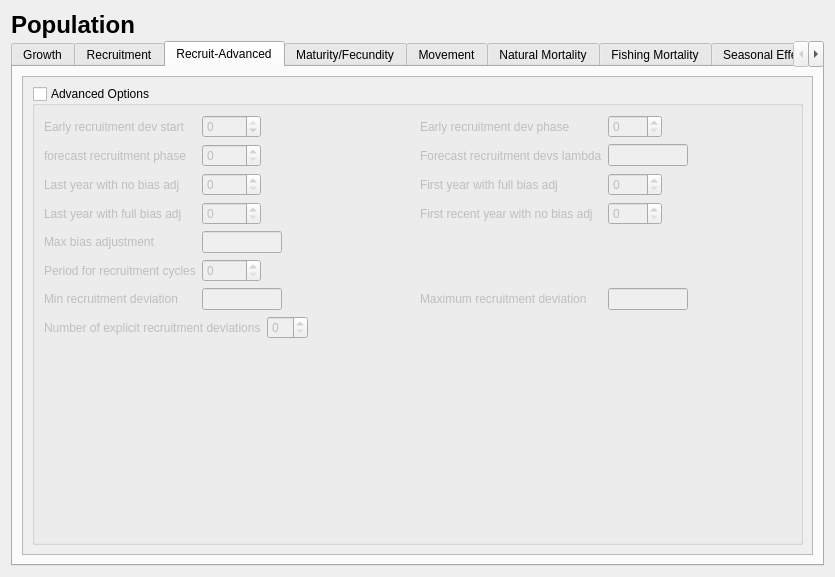
The window that src/population_widget.ui (nmfs-ost/ss3-ssi) describes before a commit, drawn with Qt 5.
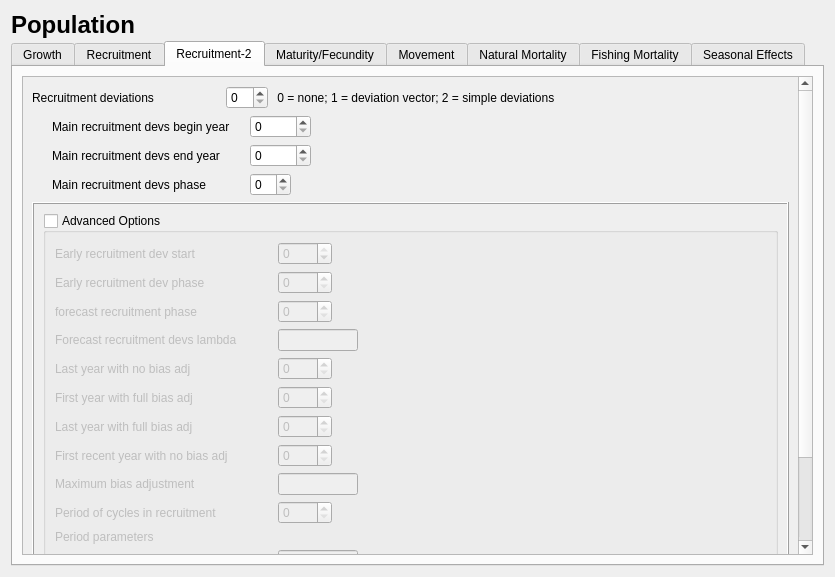
The same window after the commit. The open tabs and pages were chosen to show the change. Icons and pictures are not drawn.

Commit message: ver 3.3.10b New time-varying parameter model

```diff
--- a/src/population_widget.ui
+++ b/src/population_widget.ui
@@ -474,10 +474,10 @@
           <layout class="QVBoxLayout" name="verticalLayout_10">
            <item>
             <layout class="QGridLayout" name="gridLayout_recruitment">
-             <item row="9" column="0" colspan="2">
-              <widget class="QLabel" name="label_sr_do_recr_dev">
+             <item row="11" column="0">
+              <widget class="QLabel" name="label_recr_assigns">
                <property name="text">
-                <string>Do recruitment deviations</string>
+                <string>Settlement assignments</string>
                </property>
               </widget>
              </item>
@@ -513,14 +513,8 @@
                </property>
               </widget>
              </item>
-             <item row="9" column="2">
-              <widget class="QSpinBox" name="spinBox_sr_do_recr_dev"/>
-             </item>
-             <item row="2" column="2">
-              <widget class="QSpinBox" name="spinBox_recr_num_assigns"/>
-             </item>
-             <item row="8" column="8">
-              <spacer name="horizontalSpacer">
+             <item row="10" column="4">
+              <spacer name="horizontalSpacer_18">
                <property name="orientation">
                 <enum>Qt::Horizontal</enum>
                </property>
@@ -632,97 +626,20 @@
                </item>
               </widget>
              </item>
-             <item row="10" column="0" colspan="2">
-              <widget class="QLabel" name="label_sr_recr_dev_begin_yr">
+             <item row="7" column="2" colspan="3">
+              <widget class="QLabel" name="label_time_vary_info">
                <property name="text">
                 <string>Main recruitment devs begin year</string>
                </property>
               </widget>
              </item>
-             <item row="11" column="0" colspan="2">
-              <widget class="QLabel" name="label_sr_recr_dev_phase">
-               <property name="text">
-                <string>Main recruitment devs phase</string>
+             <item row="0" column="1" colspan="2">
+              <widget class="QRadioButton" name="radioButton_area">
+               <property name="enabled">
+                <bool>false</bool>
                </property>
-              </widget>
-             </item>
-             <item row="11" column="2" colspan="2">
-              <widget class="QSpinBox" name="spinBox_sr_recr_dev_phase"/>
-             </item>
-             <item row="2" column="4">
-              <spacer name="horizontalSpacer_recr1">
-               <property name="orientation">
-                <enum>Qt::Horizontal</enum>
-               </property>
-               <property name="sizeHint" stdset="0">
-                <size>
-                 <width>40</width>
-                 <height>20</height>
-                </size>
-               </property>
-              </spacer>
-             </item>
-             <item row="10" column="2" colspan="2">
-              <widget class="QSpinBox" name="spinBox_sr_recr_dev_begin_yr">
-               <property name="maximum">
-                <number>3000</number>
-               </property>
-              </widget>
-             </item>
-             <item row="8" column="5">
-              <widget class="QSpinBox" name="spinBox_sr_env_tgt"/>
-             </item>
-             <item row="10" column="4">
-              <widget class="QLabel" name="label_sr_recr_dev_end_yr">
                <property name="text">
-                <string>Main recruitment devs end year</string>
-               </property>
-              </widget>
-             </item>
-             <item row="10" column="5" colspan="2">
-              <widget class="QSpinBox" name="spinBox_sr_recr_dev_end_yr">
-               <property name="maximum">
-                <number>3000</number>
-               </property>
-              </widget>
-             </item>
-             <item row="13" column="0" colspan="2">
-              <widget class="QLabel" name="label_2">
-               <property name="text">
-                <string>Assignment Parameters</string>
-               </property>
-              </widget>
-             </item>
-             <item row="14" column="0" colspan="9">
-              <layout class="QVBoxLayout" name="verticalLayout_recr_params"/>
-             </item>
-             <item row="11" column="7">
-              <spacer name="horizontalSpacer_recr2">
-               <property name="orientation">
-                <enum>Qt::Horizontal</enum>
-               </property>
-               <property name="sizeHint" stdset="0">
-                <size>
-                 <width>40</width>
-                 <height>20</height>
-                </size>
-               </property>
-              </spacer>
-             </item>
-             <item row="12" column="0" colspan="2">
-              <widget class="QLabel" name="label_spwn_recr_time_vary_read">
-               <property name="text">
-                <string>Reading S/R time-vary parameters </string>
-               </property>
-              </widget>
-             </item>
-             <item row="12" column="2">
-              <widget class="QSpinBox" name="spinBox_spwn_recr_time_vary_read"/>
-             </item>
-             <item row="12" column="4" colspan="5">
-              <widget class="QLabel" name="label_3">
-               <property name="text">
-                <string>0 = auto-generate all, 1 = read all from file, 2 = auto-generate if min = -12345</string>
+                <string>Area</string>
                </property>
               </widget>
              </item>
@@ -749,7 +666,7 @@
      </widget>
      <widget class="QWidget" name="tab_recr_advanced">
       <attribute name="title">
-       <string>Recruit-Advanced</string>
+       <string>Recruitment-2</string>
       </attribute>
       <layout class="QVBoxLayout" name="verticalLayout_14">
        <item>
@@ -761,276 +678,390 @@
           <property name="geometry">
            <rect>
             <x>0</x>
-            <y>0</y>
-            <width>783</width>
-            <height>434</height>
+            <y>-147</y>
+            <width>762</width>
+            <height>634</height>
            </rect>
           </property>
-          <layout class="QVBoxLayout" name="verticalLayout_21">
+          <layout class="QVBoxLayout" name="verticalLayout_19">
            <item>
-            <widget class="QGroupBox" name="groupBox_recr_dev_adv_opt">
-             <property name="sizePolicy">
-              <sizepolicy hsizetype="Preferred" vsizetype="Preferred">
-               <horstretch>0</horstretch>
-               <verstretch>1</verstretch>
-              </sizepolicy>
+            <layout class="QGridLayout" name="gridLayout_5">
+             <item row="1" column="6">
+              <spacer name="horizontalSpacer_recr2">
+               <property name="orientation">
+                <enum>Qt::Horizontal</enum>
+               </property>
+               <property name="sizeHint" stdset="0">
+                <size>
+                 <width>40</width>
+                 <height>20</height>
+                </size>
+               </property>
+              </spacer>
+             </item>
+             <item row="2" column="0">
+              <widget class="QLabel" name="label_spacer">
+               <property name="text">
+                <string>    </string>
+               </property>
+              </widget>
+             </item>
+             <item row="0" column="0" colspan="2">
+              <widget class="QLabel" name="label_sr_do_recr_dev">
+               <property name="text">
+                <string>Recruitment deviations</string>
+               </property>
+              </widget>
+             </item>
+             <item row="1" column="3" colspan="3">
+              <widget class="QSpinBox" name="spinBox_sr_recr_dev_begin_yr">
+               <property name="maximum">
+                <number>3000</number>
+               </property>
+              </widget>
+             </item>
+             <item row="0" column="2" colspan="2">
+              <widget class="QSpinBox" name="spinBox_sr_do_recr_dev"/>
+             </item>
+             <item row="1" column="1" colspan="2">
+              <widget class="QLabel" name="label_sr_recr_dev_begin_yr">
+               <property name="text">
+                <string>Main recruitment devs begin year</string>
+               </property>
+              </widget>
+             </item>
+             <item row="2" column="3" colspan="3">
+              <widget class="QSpinBox" name="spinBox_sr_recr_dev_end_yr">
+               <property name="maximum">
+                <number>3000</number>
+               </property>
+              </widget>
+             </item>
+             <item row="3" column="1">
+              <widget class="QLabel" name="label_sr_recr_dev_phase">
+               <property name="text">
+                <string>Main recruitment devs phase</string>
+               </property>
+              </widget>
+             </item>
+             <item row="2" column="1">
+              <widget class="QLabel" name="label_sr_recr_dev_end_yr">
+               <property name="text">
+                <string>Main recruitment devs end year</string>
+               </property>
+              </widget>
+             </item>
+             <item row="3" column="3" colspan="2">
+              <widget class="QSpinBox" name="spinBox_sr_recr_dev_phase"/>
+             </item>
+             <item row="0" column="4" colspan="3">
+              <widget class="QLabel" name="label_7">
+               <property name="text">
+                <string> 0 = none; 1 = deviation vector; 2 = simple deviations</string>
+               </property>
+              </widget>
+             </item>
+            </layout>
+           </item>
+           <item>
+            <widget class="QFrame" name="frame">
+             <property name="frameShape">
+              <enum>QFrame::Box</enum>
              </property>
-             <property name="title">
-              <string>Advanced Options</string>
+             <property name="frameShadow">
+              <enum>QFrame::Raised</enum>
              </property>
-             <property name="checkable">
-              <bool>true</bool>
-             </property>
-             <property name="checked">
-              <bool>false</bool>
-             </property>
-             <layout class="QGridLayout" name="gridLayout">
-              <item row="6" column="0">
-               <widget class="QLabel" name="label_recr_dev_min_dev">
-                <property name="text">
-                 <string>Min recruitment deviation</string>
+             <layout class="QVBoxLayout" name="verticalLayout_21">
+              <item>
+               <widget class="QGroupBox" name="groupBox_recr_dev_adv_opt">
+                <property name="sizePolicy">
+                 <sizepolicy hsizetype="Preferred" vsizetype="Preferred">
+                  <horstretch>0</horstretch>
+                  <verstretch>1</verstretch>
+                 </sizepolicy>
                 </property>
-               </widget>
-              </item>
-              <item row="5" column="0">
-               <widget class="QLabel" name="label_recr_dev_cycles">
-                <property name="text">
-                 <string>Period for recruitment cycles</string>
+                <property name="title">
+                 <string>Advanced Options</string>
                 </property>
-               </widget>
-              </item>
-              <item row="4" column="0">
-               <widget class="QLabel" name="label_recr_dev_max_bias">
-                <property name="text">
-                 <string>Max bias adjustment</string>
+                <property name="checkable">
+                 <bool>true</bool>
                 </property>
-               </widget>
-              </item>
-              <item row="6" column="1" colspan="2">
-               <widget class="QLineEdit" name="lineEdit_recr_dev_min_dev">
-                <property name="maximumSize">
-                 <size>
-                  <width>80</width>
-                  <height>16777215</height>
-                 </size>
+                <property name="checked">
+                 <bool>false</bool>
                 </property>
+                <layout class="QVBoxLayout" name="verticalLayout_20">
+                 <item>
+                  <layout class="QGridLayout" name="gridLayout">
+                   <item row="0" column="0">
+                    <widget class="QLabel" name="label_recr_dev_early_start">
+                     <property name="text">
+                      <string>Early recruitment dev start</string>
+                     </property>
+                    </widget>
+                   </item>
+                   <item row="5" column="1">
+                    <widget class="QSpinBox" name="spinBox_recr_dev_first_bias">
+                     <property name="maximum">
+                      <number>3000</number>
+                     </property>
+                    </widget>
+                   </item>
+                   <item row="3" column="1" colspan="2">
+                    <layout class="QHBoxLayout" name="horizontalLayout_2">
+                     <item>
+                      <widget class="QLineEdit" name="lineEdit_recr_dev_fcast_lambda">
+                       <property name="maximumSize">
+                        <size>
+                         <width>80</width>
+                         <height>16777215</height>
+                        </size>
+                       </property>
+                      </widget>
+                     </item>
+                    </layout>
+                   </item>
+                   <item row="0" column="3">
+                    <spacer name="horizontalSpacer_23">
+                     <property name="orientation">
+                      <enum>Qt::Horizontal</enum>
+                     </property>
+                     <property name="sizeType">
+                      <enum>QSizePolicy::Minimum</enum>
+                     </property>
+                     <property name="sizeHint" stdset="0">
+                      <size>
+                       <width>100</width>
+                       <height>20</height>
+                      </size>
+                     </property>
+                    </spacer>
+                   </item>
+                   <item row="0" column="1">
+                    <widget class="QSpinBox" name="spinBox_recr_dev_early_start">
+                     <property name="minimum">
+                      <number>-999</number>
+                     </property>
+                     <property name="maximum">
+                      <number>0</number>
+                     </property>
+                    </widget>
+                   </item>
+                   <item row="2" column="0">
+                    <widget class="QLabel" name="label_recr_dev_fcast_phase">
+                     <property name="text">
+                      <string>forecast recruitment phase</string>
+                     </property>
+                    </widget>
+                   </item>
+                   <item row="14" column="1">
+                    <widget class="QSpinBox" name="spinBox_num_recr_devs"/>
+                   </item>
+                   <item row="1" column="0">
+                    <widget class="QLabel" name="label_recr_dev_early_phase">
+                     <property name="text">
+                      <string>Early recruitment dev phase</string>
+                     </property>
+                    </widget>
+                   </item>
+                   <item row="4" column="0">
+                    <widget class="QLabel" name="label_recr_dev_last_nobias">
+                     <property name="text">
+                      <string>Last year with no bias adj</string>
+                     </property>
+                    </widget>
+                   </item>
+                   <item row="8" column="0">
+                    <widget class="QLabel" name="label_recr_dev_max_bias">
+                     <property name="text">
+                      <string>Maximum bias adjustment</string>
+                     </property>
+                    </widget>
+                   </item>
+                   <item row="6" column="0">
+                    <widget class="QLabel" name="label_recr_dev_last_bias">
+                     <property name="text">
+                      <string>Last year with full bias adj</string>
+                     </property>
+                    </widget>
+                   </item>
+                   <item row="0" column="4">
+                    <spacer name="horizontalSpacer_4">
+                     <property name="orientation">
+                      <enum>Qt::Horizontal</enum>
+                     </property>
+                     <property name="sizeHint" stdset="0">
+                      <size>
+                       <width>40</width>
+                       <height>20</height>
+                      </size>
+                     </property>
+                    </spacer>
+                   </item>
+                   <item row="3" column="0">
+                    <widget class="QLabel" name="label_recr_dev_fcast_lambda">
+                     <property name="text">
+                      <string>Forecast recruitment devs lambda</string>
+                     </property>
+                    </widget>
+                   </item>
+                   <item row="8" column="1" colspan="2">
+                    <layout class="QHBoxLayout" name="horizontalLayout_3">
+                     <item>
+                      <widget class="QLineEdit" name="lineEdit_recr_dev_max_bias">
+                       <property name="maximumSize">
+                        <size>
+                         <width>80</width>
+                         <height>16777215</height>
+                        </size>
+                       </property>
+                      </widget>
+                     </item>
+                    </layout>
+                   </item>
+                   <item row="1" column="1">
+                    <widget class="QSpinBox" name="spinBox_recr_dev_early_phase"/>
+                   </item>
+                   <item row="4" column="1">
+                    <widget class="QSpinBox" name="spinBox_recr_dev_last_nobias">
+                     <property name="maximum">
+                      <number>3000</number>
+                     </property>
+                    </widget>
+                   </item>
+                   <item row="2" column="1">
+                    <widget class="QSpinBox" name="spinBox_recr_dev_fcast_phase"/>
+                   </item>
+                   <item row="6" column="1">
+                    <widget class="QSpinBox" name="spinBox_recr_dev_last_bias">
+                     <property name="maximum">
+                      <number>3000</number>
+                     </property>
+                    </widget>
+                   </item>
+                   <item row="5" column="0">
+                    <widget class="QLabel" name="label_recr_dev_first_bias">
+                     <property name="text">
+                      <string>First year with full bias adj</string>
+                     </property>
+                    </widget>
+                   </item>
+                   <item row="12" column="0">
+                    <widget class="QLabel" name="label_recr_dev_min_dev">
+                     <property name="text">
+                      <string>Minimum recruitment deviation</string>
+                     </property>
+                    </widget>
+                   </item>
+                   <item row="7" column="1">
+                    <widget class="QSpinBox" name="spinBox_recr_dev_first_nobias">
+                     <property name="maximum">
+                      <number>3000</number>
+                     </property>
+                    </widget>
+                   </item>
+                   <item row="9" column="1">
+                    <widget class="QSpinBox" name="spinBox_recr_dev_cycles"/>
+                   </item>
+                   <item row="9" column="0">
+                    <widget class="QLabel" name="label_recr_dev_cycles">
+                     <property name="text">
+                      <string>Period of cycles in recruitment</string>
+                     </property>
+                    </widget>
+                   </item>
+                   <item row="14" column="0">
+                    <widget class="QLabel" name="label_num_recr_devs">
+                     <property name="text">
+                      <string>Number of explicit recruitment deviations</string>
+                     </property>
+                    </widget>
+                   </item>
+                   <item row="13" column="0">
+                    <widget class="QLabel" name="label_recr_dev_max_dev">
+                     <property name="text">
+                      <string>Maximum recruitment deviation</string>
+                     </property>
+                    </widget>
+                   </item>
+                   <item row="13" column="1" colspan="2">
+                    <layout class="QHBoxLayout" name="horizontalLayout_5">
+                     <item>
+                      <widget class="QLineEdit" name="lineEdit_recr_dev_max_dev">
+                       <property name="maximumSize">
+                        <size>
+                         <width>80</width>
+                         <height>16777215</height>
+                        </size>
+                       </property>
+                      </widget>
+                     </item>
+                    </layout>
+                   </item>
+                   <item row="7" column="0">
+                    <widget class="QLabel" name="label_recr_dev_first_nobias">
+                     <property name="text">
+                      <string>First recent year with no bias adj</string>
+                     </property>
+                    </widget>
+                   </item>
+                   <item row="12" column="1" colspan="2">
+                    <layout class="QHBoxLayout" name="horizontalLayout_4">
+                     <item>
+                      <widget class="QLineEdit" name="lineEdit_recr_dev_min_dev">
+                       <property name="maximumSize">
+                        <size>
+                         <width>80</width>
+                         <height>16777215</height>
+                        </size>
+                       </property>
+                      </widget>
+                     </item>
+                    </layout>
+                   </item>
+                   <item row="10" column="0">
+                    <widget class="QLabel" name="label_recr_dev_period_params">
+                     <property name="text">
+                      <string>Period parameters</string>
+                     </property>
+                    </widget>
+                   </item>
+                   <item row="11" column="0" colspan="5">
+                    <layout class="QHBoxLayout" name="horizontalLayout_recr_dev_period_params"/>
+                   </item>
+                   <item row="14" column="4">
+                    <spacer name="horizontalSpacer_20">
+                     <property name="orientation">
+                      <enum>Qt::Horizontal</enum>
+                     </property>
+                     <property name="sizeHint" stdset="0">
+                      <size>
+                       <width>40</width>
+                       <height>20</height>
+                      </size>
+                     </property>
+                    </spacer>
+                   </item>
+                   <item row="15" column="1" colspan="3">
+                    <layout class="QVBoxLayout" name="verticalLayout_recr_devs"/>
+                   </item>
+                  </layout>
+                 </item>
+                 <item>
+                  <spacer name="verticalSpacer_3">
+                   <property name="orientation">
+                    <enum>Qt::Vertical</enum>
+                   </property>
+                   <property name="sizeHint" stdset="0">
+                    <size>
+                     <width>20</width>
+                     <height>40</height>
+                    </size>
+                   </property>
+                  </spacer>
+                 </item>
+                </layout>
                </widget>
               </item>
-              <item row="2" column="0">
-               <widget class="QLabel" name="label_recr_dev_last_nobias">
-                <property name="text">
-                 <string>Last year with no bias adj</string>
-                </property>
-               </widget>
-              </item>
-              <item row="6" column="5" colspan="2">
-               <widget class="QLineEdit" name="lineEdit_recr_dev_max_dev">
-                <property name="maximumSize">
-                 <size>
-                  <width>80</width>
-                  <height>16777215</height>
-                 </size>
-                </property>
-               </widget>
-              </item>
-              <item row="1" column="4">
-               <widget class="QLabel" name="label_recr_dev_fcast_lambda">
-                <property name="text">
-                 <string>Forecast recruitment devs lambda</string>
-                </property>
-               </widget>
-              </item>
-              <item row="1" column="0">
-               <widget class="QLabel" name="label_recr_dev_fcast_phase">
-                <property name="text">
-                 <string>forecast recruitment phase</string>
-                </property>
-               </widget>
-              </item>
-              <item row="8" column="7">
-               <widget class="QLabel" name="label_14">
-                <property name="text">
-                 <string/>
-                </property>
-               </widget>
-              </item>
-              <item row="0" column="3">
-               <spacer name="horizontalSpacer_23">
-                <property name="orientation">
-                 <enum>Qt::Horizontal</enum>
-                </property>
-                <property name="sizeType">
-                 <enum>QSizePolicy::Minimum</enum>
-                </property>
-                <property name="sizeHint" stdset="0">
-                 <size>
-                  <width>100</width>
-                  <height>20</height>
-                 </size>
-                </property>
-               </spacer>
-              </item>
-              <item row="8" column="1" colspan="3">
-               <layout class="QVBoxLayout" name="verticalLayout_recr_devs"/>
-              </item>
-              <item row="5" column="1">
-               <widget class="QSpinBox" name="spinBox_recr_dev_cycles"/>
-              </item>
-              <item row="3" column="1">
-               <widget class="QSpinBox" name="spinBox_recr_dev_last_bias">
-                <property name="maximum">
-                 <number>3000</number>
-                </property>
-               </widget>
-              </item>
-              <item row="3" column="5">
-               <widget class="QSpinBox" name="spinBox_recr_dev_first_nobias">
-                <property name="maximum">
-                 <number>3000</number>
-                </property>
-               </widget>
-              </item>
-              <item row="6" column="4">
-               <widget class="QLabel" name="label_recr_dev_max_dev">
-                <property name="text">
-                 <string>Maximum recruitment deviation</string>
-                </property>
-               </widget>
-              </item>
-              <item row="0" column="0">
-               <widget class="QLabel" name="label_recr_dev_early_start">
-                <property name="text">
-                 <string>Early recruitment dev start</string>
-                </property>
-               </widget>
-              </item>
-              <item row="0" column="6">
-               <spacer name="horizontalSpacer_4">
-                <property name="orientation">
-                 <enum>Qt::Horizontal</enum>
-                </property>
-                <property name="sizeHint" stdset="0">
-                 <size>
-                  <width>40</width>
-                  <height>20</height>
-                 </size>
-                </property>
-               </spacer>
-              </item>
-              <item row="2" column="1">
-               <widget class="QSpinBox" name="spinBox_recr_dev_last_nobias">
-                <property name="maximum">
-                 <number>3000</number>
-                </property>
-               </widget>
-              </item>
-              <item row="0" column="5">
-               <widget class="QSpinBox" name="spinBox_recr_dev_early_phase"/>
-              </item>
-              <item row="3" column="4">
-               <widget class="QLabel" name="label_recr_dev_first_nobias">
-                <property name="text">
-                 <string>First recent year with no bias adj</string>
-                </property>
-               </widget>
-              </item>
-              <item row="2" column="4">
-               <widget class="QLabel" name="label_recr_dev_first_bias">
-                <property name="text">
-                 <string>First year with full bias adj</string>
-                </property>
-               </widget>
-              </item>
-              <item row="0" column="4">
-               <widget class="QLabel" name="label_recr_dev_early_phase">
-                <property name="text">
-                 <string>Early recruitment dev phase</string>
-                </property>
-               </widget>
-              </item>
-              <item row="3" column="0">
-               <widget class="QLabel" name="label_recr_dev_last_bias">
-                <property name="text">
-                 <string>Last year with full bias adj</string>
-                </property>
-               </widget>
-              </item>
-              <item row="1" column="5" colspan="2">
-               <widget class="QLineEdit" name="lineEdit_recr_dev_fcast_lambda">
-                <property name="maximumSize">
-                 <size>
-                  <width>80</width>
-                  <height>16777215</height>
-                 </size>
-                </property>
-               </widget>
-              </item>
-              <item row="0" column="1">
-               <widget class="QSpinBox" name="spinBox_recr_dev_early_start">
-                <property name="minimum">
-                 <number>-999</number>
-                </property>
-                <property name="maximum">
-                 <number>0</number>
-                </property>
-               </widget>
-              </item>
-              <item row="1" column="1">
-               <widget class="QSpinBox" name="spinBox_recr_dev_fcast_phase"/>
-              </item>
-              <item row="7" column="2">
-               <widget class="QSpinBox" name="spinBox_num_recr_devs"/>
-              </item>
-              <item row="7" column="0" colspan="2">
-               <widget class="QLabel" name="label_num_recr_devs">
-                <property name="text">
-                 <string>Number of explicit recruitment deviations</string>
-                </property>
-               </widget>
-              </item>
-              <item row="4" column="1" colspan="2">
-               <widget class="QLineEdit" name="lineEdit_recr_dev_max_bias">
-                <property name="maximumSize">
-                 <size>
-                  <width>80</width>
-                  <height>16777215</height>
-                 </size>
-                </property>
-               </widget>
-              </item>
-              <item row="2" column="5">
-               <widget class="QSpinBox" name="spinBox_recr_dev_first_bias">
-                <property name="maximum">
-                 <number>3000</number>
-                </property>
-               </widget>
-              </item>
-              <item row="8" column="0">
-               <spacer name="verticalSpacer_3">
-                <property name="orientation">
-                 <enum>Qt::Vertical</enum>
-                </property>
-                <property name="sizeHint" stdset="0">
-                 <size>
-                  <width>20</width>
-                  <height>40</height>
-                 </size>
-                </property>
-               </spacer>
-              </item>
-              <item row="9" column="2">
-               <spacer name="verticalSpacer_4">
-                <property name="orientation">
-                 <enum>Qt::Vertical</enum>
-                </property>
-                <property name="sizeHint" stdset="0">
-                 <size>
-                  <width>20</width>
-                  <height>40</height>
-                 </size>
-                </property>
-               </spacer>
-              </item>
              </layout>
             </widget>
            </item>
```
Left out of the diff: 170 changed lines with no effect on the pictures. The commit also changes 38 other files.
